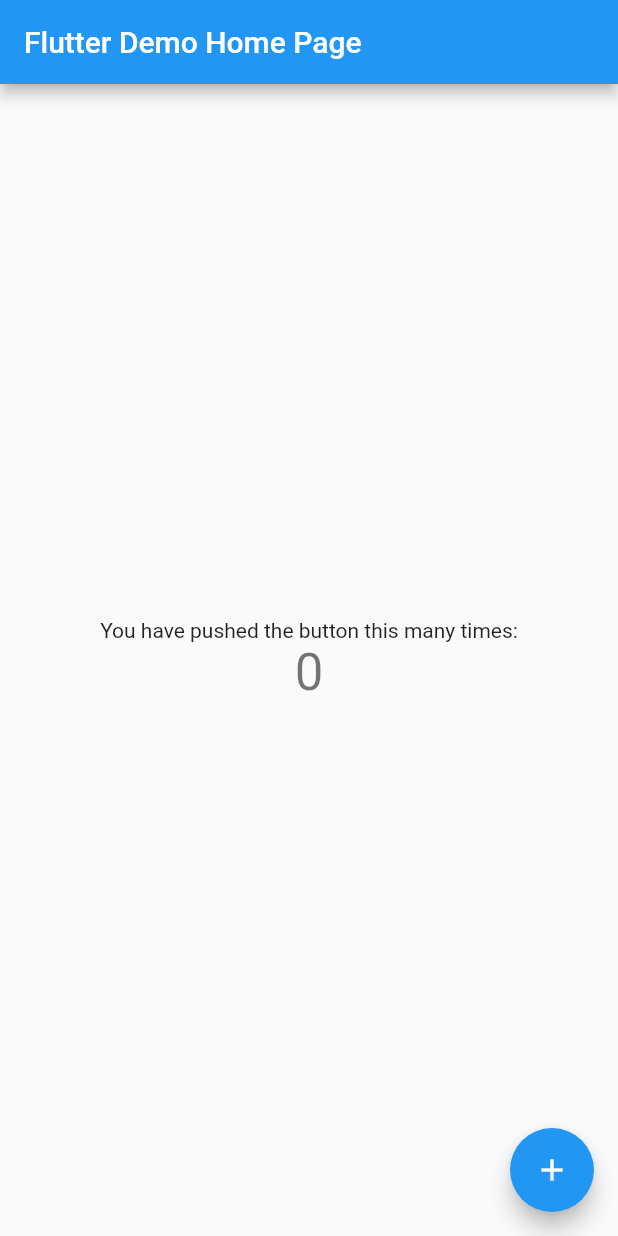
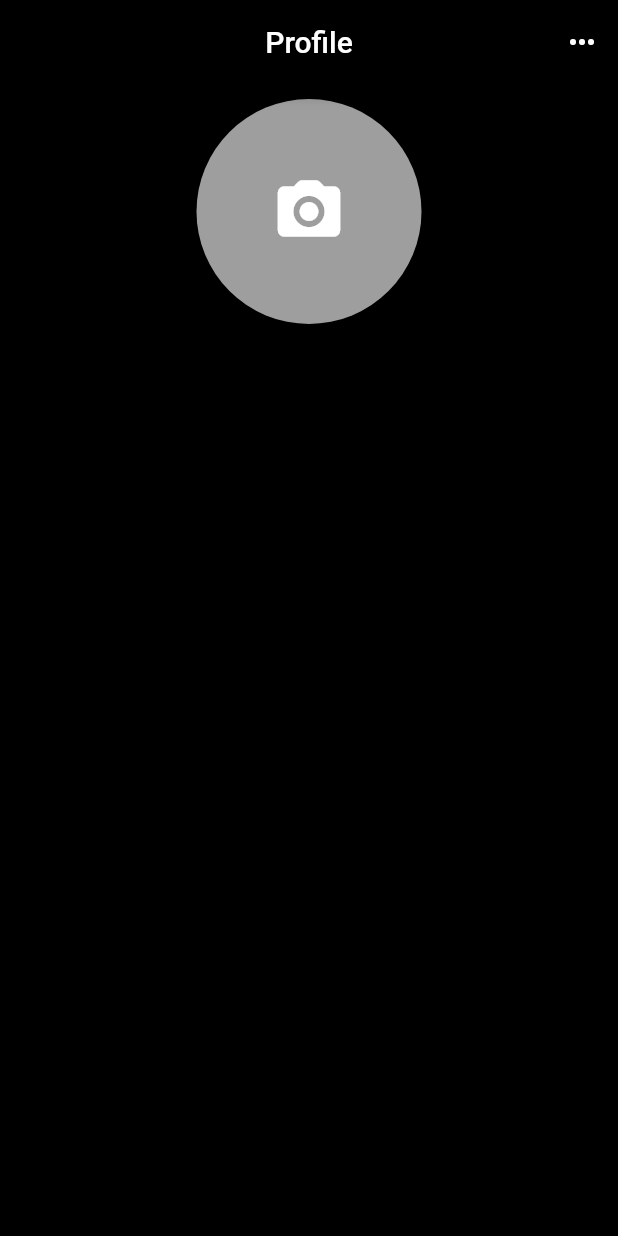
Before and after one commit to cartledgesam/EGR423-Final-App, a Flutter app: the screen it shows after launch, on a phone screen of 412 x 824 dp. Run offline on Flutter 3.47's test engine with Material 2 defaults, Android fonts, the phone set to English and light mode, and no system bars; our stand-ins replace image_picker.

Commit message:
creates profile page

```diff
--- a/superreal/lib/main.dart
+++ b/superreal/lib/main.dart
@@ -1,4 +1,6 @@
 import 'package:flutter/material.dart';
+
+import './screens/profile_screen.dart';
 
 void main() {
   runApp(const MyApp());
@@ -12,104 +14,7 @@ class MyApp extends StatelessWidget {
   Widget build(BuildContext context) {
     return MaterialApp(
       title: 'Flutter Demo',
-      theme: ThemeData(
-        // This is the theme of your application.
-        //
-        // Try running your application with "flutter run". You'll see the
-        // application has a blue toolbar. Then, without quitting the app, try
-        // changing the primarySwatch below to Colors.green and then invoke
-        // "hot reload" (press "r" in the console where you ran "flutter run",
-        // or simply save your changes to "hot reload" in a Flutter IDE).
-        // Notice that the counter didn't reset back to zero; the application
-        // is not restarted.
-        primarySwatch: Colors.blue,
-      ),
-      home: const MyHomePage(title: 'Flutter Demo Home Page'),
+      home: ProfileScreen(),
     );
   }
 }
-
-class MyHomePage extends StatefulWidget {
-  const MyHomePage({super.key, required this.title});
-
-  // This widget is the home page of your application. It is stateful, meaning
-  // that it has a State object (defined below) that contains fields that affect
-  // how it looks.
-
-  // This class is the configuration for the state. It holds the values (in this
-  // case the title) provided by the parent (in this case the App widget) and
-  // used by the build method of the State. Fields in a Widget subclass are
-  // always marked "final".
-
-  final String title;
-
-  @override
-  State<MyHomePage> createState() => _MyHomePageState();
-}
-
-class _MyHomePageState extends State<MyHomePage> {
-  int _counter = 0;
-
-  void _incrementCounter() {
-    setState(() {
-      // This call to setState tells the Flutter framework that something has
-      // changed in this State, which causes it to rerun the build method below
-      // so that the display can reflect the updated values. If we changed
-      // _counter without calling setState(), then the build method would not be
-      // called again, and so nothing would appear to happen.
-      _counter++;
-    });
-  }
-
-  @override
-  Widget build(BuildContext context) {
-    // This method is rerun every time setState is called, for instance as done
-    // by the _incrementCounter method above.
-    //
-    // The Flutter framework has been optimized to make rerunning build methods
-    // fast, so that you can just rebuild anything that needs updating rather
-    // than having to individually change instances of widgets.
-    return Scaffold(
-      appBar: AppBar(
-        // Here we take the value from the MyHomePage object that was created by
-        // the App.build method, and use it to set our appbar title.
-        title: Text(widget.title),
-      ),
-      body: Center(
-        // Center is a layout widget. It takes a single child and positions it
-        // in the middle of the parent.
-        child: Column(
-          // Column is also a layout widget. It takes a list of children and
-          // arranges them vertically. By default, it sizes itself to fit its
-          // children horizontally, and tries to be as tall as its parent.
-          //
-          // Invoke "debug painting" (press "p" in the console, choose the
-          // "Toggle Debug Paint" action from the Flutter Inspector in Android
-          // Studio, or the "Toggle Debug Paint" command in Visual Studio Code)
-          // to see the wireframe for each widget.
-          //
-          // Column has various properties to control how it sizes itself and
-          // how it positions its children. Here we use mainAxisAlignment to
-          // center the children vertically; the main axis here is the vertical
-          // axis because Columns are vertical (the cross axis would be
-          // horizontal).
-          mainAxisAlignment: MainAxisAlignment.center,
-          children: <Widget>[
-            const Text(
-              'You have pushed the button this many times:',
-            ),
-            Text(
-              '$_counter',
-              style: Theme.of(context).textTheme.headline4,
-            ),
-          ],
-        ),
-      ),
-      floatingActionButton: FloatingActionButton(
-        onPressed: _incrementCounter,
-        tooltip: 'Increment',
-        child: const Icon(Icons.add),
-      ), // This trailing comma makes auto-formatting nicer for build methods.
-    );
-  }
-}
--- /dev/null
+++ b/superreal/lib/screens/profile_screen.dart
@@ -0,0 +1,78 @@
+import 'dart:io';
+
+import 'package:flutter/material.dart';
+import 'package:image_picker/image_picker.dart';
+
+class ProfileScreen extends StatefulWidget {
+  @override
+  State<ProfileScreen> createState() => _ProfileScreenState();
+}
+
+class _ProfileScreenState extends State<ProfileScreen> {
+  var _pickedImage;
+
+  Future<void> _pickImage() async {
+    final picker = ImagePicker();
+    final pickedImageFile = await picker.pickImage(
+      source: ImageSource.camera,
+    );
+    if (pickedImageFile == null) {
+      return;
+    }
+    setState(() {
+      _pickedImage = File(pickedImageFile.path);
+    });
+  }
+
+  @override
+  Widget build(BuildContext context) {
+    return Scaffold(
+      appBar: AppBar(
+        backgroundColor: Colors.black,
+        centerTitle: true,
+        title: const Text(
+          'Profile',
+          style: TextStyle(
+            color: Colors.white,
+          ),
+        ),
+        actions: const <Widget>[
+          IconButton(
+            onPressed: null,
+            icon: Icon(
+              Icons.more_horiz,
+              color: Colors.white,
+            ),
+          ),
+        ],
+      ),
+      backgroundColor: Colors.black,
+      body: Column(
+        children: <Widget>[
+          const SizedBox(
+            height: 10,
+          ),
+          Center(
+            child: GestureDetector(
+              // make it so that we can remove pics too
+              onTap: _pickImage,
+              child: CircleAvatar(
+                backgroundImage:
+                    _pickedImage != null ? FileImage(_pickedImage) : null,
+                backgroundColor: Colors.grey,
+                radius: 75,
+                child: _pickedImage == null
+                    ? const Icon(
+                        Icons.camera_alt_rounded,
+                        size: 50,
+                        color: Colors.white,
+                      )
+                    : null,
+              ),
+            ),
+          ),
+        ],
+      ),
+    );
+  }
+}
--- a/superreal/pubspec.yaml
+++ b/superreal/pubspec.yaml
@@ -31,6 +31,7 @@ environment:
 dependencies:
   flutter:
     sdk: flutter
+  image_picker: ^0.8.6
 
 
   # The following adds the Cupertino Icons font to your application.
```
Also changed, not shown: superreal/pubspec.lock.
